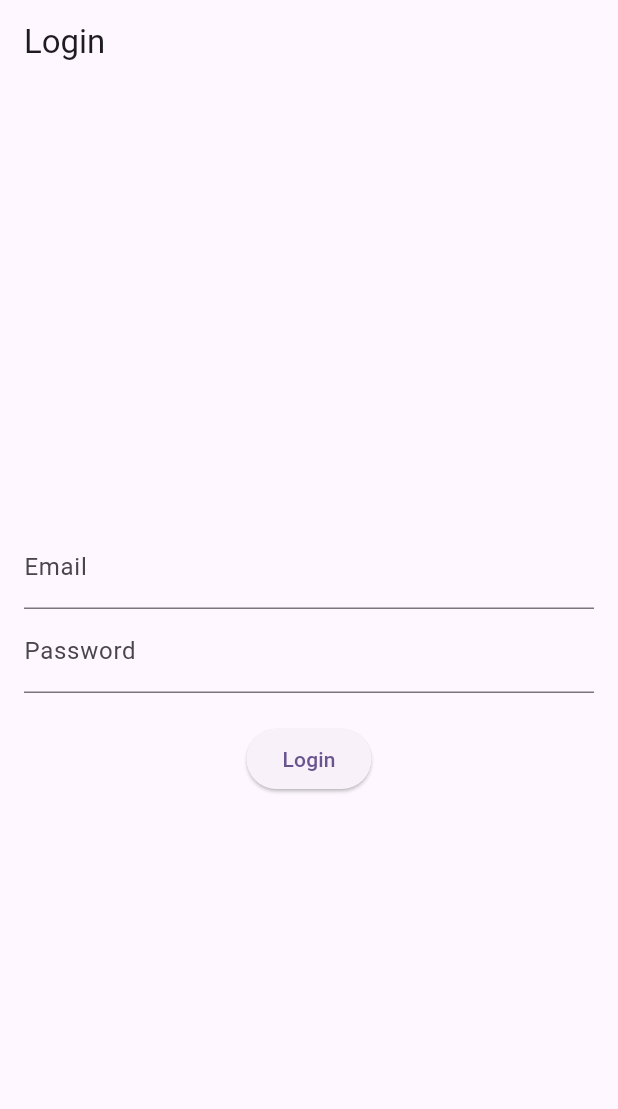
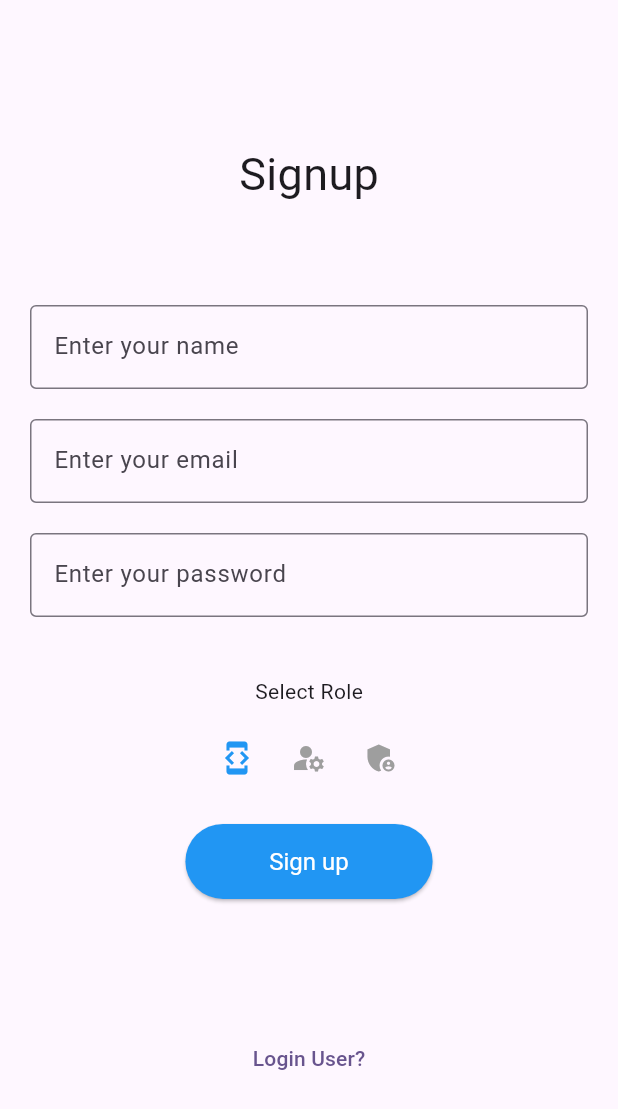
Before and after one commit to rimabouazra/DevelopmentProjectsManager, a Flutter app: the screen it shows after launch, on a phone screen of 412 x 824 dp. Shown: the top 1109 px of the screen. Run offline on Flutter 3.47's test engine with Material 3 defaults, Android fonts, the phone set to English and light mode, and no system bars; our stand-ins replace shared_preferences, table_calendar; missing offline and left inert: dart_date.

Commit message:
Fix token handling and update frontend views

```diff
--- a/frontend/lib/main.dart
+++ b/frontend/lib/main.dart
@@ -5,9 +5,9 @@ import 'package:frontend/provider/ProjectModel.dart';
 import 'package:frontend/provider/TaskModel.dart';
 import 'package:frontend/view/AddTasksView.dart';
 import 'package:frontend/view/ListTasksView.dart';
-import 'package:frontend/view/LoginPage.dart';
 import 'package:frontend/view/SubtasksView.dart';
 import 'package:frontend/view/createProjectView.dart';
+import 'package:frontend/view/signUpPage.dart';
 import 'package:frontend/widget/ListProjectWidget.dart';
 import 'package:provider/provider.dart';
 
@@ -45,7 +45,7 @@ class MyApp extends StatelessWidget {
               task: ModalRoute.of(context)!.settings.arguments as Task,
             ),
       },
-      home: LoginPage(),
+      home: Provider.of<DeveloperModel>(context).user.token.isEmpty ? const SignupPage() : ListProjectsWidget(),
     );
   }
 }
--- a/frontend/lib/model/User.dart
+++ b/frontend/lib/model/User.dart
@@ -1,3 +1,5 @@
+
+import 'dart:convert';
 
 import 'package:flutter/material.dart';
 
@@ -11,6 +13,7 @@ class User  extends ChangeNotifier {
    String idUtilisateur;
    String nomUtilisateur;
    String email;
+   final String token;
    String motDePasse;
    Role role;
   User? currentUser;
@@ -19,9 +22,20 @@ class User  extends ChangeNotifier {
     required this.idUtilisateur,
     required this.nomUtilisateur,
     required this.email,
+    required this.token,
     required this.motDePasse,
     required this.role,
   });
+
+  Map<String, dynamic> toMap() {
+    return {
+      'name': nomUtilisateur,
+      'email': email,
+      'token': token,
+      'password': motDePasse,
+      'role': role.index,
+    };
+  }
 
   bool canCreateProject() {
     return role == Role.Manager;
@@ -37,11 +51,14 @@ class User  extends ChangeNotifier {
 
   factory User.fromJson(Map<String, dynamic> json) {
     return User(
-      idUtilisateur: json['userId'],
+      idUtilisateur: json['_Id'],
       nomUtilisateur: json['name'],
       email: json['email'],
+      token: json['token'] ?? '',
       motDePasse: json['password'],
-      role: Role.values[json['role']],  // Assuming role is passed as an index
+      role: Role.values[json['role']],
     );
   }
+
+  String toJson() => json.encode(toMap());
 }
--- a/frontend/lib/provider/DeveloperModel.dart
+++ b/frontend/lib/provider/DeveloperModel.dart
@@ -1,35 +1,46 @@
+import 'dart:convert';
+
 import 'package:flutter/material.dart';
 import '../model/User.dart';
+import 'package:http/http.dart' as http;
+
 
 class DeveloperModel extends ChangeNotifier {
-  final List<User> developers = [
-    User(
-    idUtilisateur: '1',
-    nomUtilisateur: 'DevUser',
-    email: 'dev@example.com',
-    motDePasse: 'password123',
+  User _user =User(
+    idUtilisateur: '',
+    nomUtilisateur: '',
+    email: '',
+    token: '',
+    motDePasse: '',
     role: Role.Developer,
-  ),
-  User(
-    idUtilisateur: '3',
-    nomUtilisateur: 'AdminUser',
-    email: 'admin@example.com',
-    motDePasse: 'password123',
-    role: Role.Administrator,
-  )
-  ];
+  );
 
-  List<User> getDevelopers() {
-    return developers.where((user) => user.role == 'Developer').toList();
-  }
+  User get user => _user;
 
-  void addDeveloper(User developer) {
-    developers.add(developer);
+   List<User> _developers = [];
+
+  List<User> get developers => _developers;
+
+  void setUser(String userJson) {
+  final Map<String, dynamic> userMap = json.decode(userJson);
+  _user = User.fromJson(userMap);
+  notifyListeners();
+}
+
+  void setUserFromModel(User user) {
+    _user = user;
     notifyListeners();
   }
 
-  void removeDeveloper(String developerId) {
-    developers.removeWhere((dev) => dev.idUtilisateur == developerId);
-    notifyListeners();
+  Future<void> fetchDevelopers() async {
+    final response = await http.get(Uri.parse('http://localhost:3000/developers'));
+
+    if (response.statusCode == 200) {
+      final List<dynamic> data = json.decode(response.body);
+      _developers = data.map((json) => User.fromJson(json)).toList();
+      notifyListeners();
+    } else {
+      throw Exception('Failed to load developers');
+    }
   }
 }
--- /dev/null
+++ b/frontend/lib/view/signUpPage.dart
@@ -0,0 +1,143 @@
+import 'package:flutter/material.dart';
+import 'package:frontend/model/User.dart';
+import 'package:frontend/model/auth_helper.dart';
+import 'package:frontend/view/LoginPage.dart';
+
+
+class SignupPage extends StatefulWidget {
+  const SignupPage({Key? key}) : super(key: key);
+
+  @override
+  State<SignupPage> createState() => _SignupPageState();
+}
+
+class _SignupPageState extends State<SignupPage> {
+  final TextEditingController emailController = TextEditingController();
+  final TextEditingController passwordController = TextEditingController();
+  final TextEditingController nameController = TextEditingController();
+  final AuthHelper authHelper = AuthHelper();
+  Role selectedRole = Role.Developer; // Default role
+
+
+  void signupUser() {
+    authHelper.signUpUser(
+      context: context,
+      email: emailController.text,
+      password: passwordController.text,
+      name: nameController.text,
+      role: selectedRole,
+    );
+  }
+
+  @override
+  Widget build(BuildContext context) {
+    return Scaffold(
+      body: Column(
+        mainAxisAlignment: MainAxisAlignment.center,
+        children: [
+          const Text(
+            "Signup",
+            style: TextStyle(fontSize: 30),
+          ),
+          SizedBox(height: MediaQuery.of(context).size.height * 0.08),
+          Container(
+            margin: const EdgeInsets.symmetric(horizontal: 20),
+             child: TextField(
+              controller: nameController,
+              decoration: const InputDecoration(
+                hintText: 'Enter your name',
+                border: OutlineInputBorder(),
+              ),
+            ),
+          ),
+          const SizedBox(height: 20),
+          Container(
+            margin: const EdgeInsets.symmetric(horizontal: 20),
+            child: TextField(
+              controller: emailController,
+              decoration: const InputDecoration(
+                hintText: 'Enter your email',
+                border: OutlineInputBorder(),
+              ),
+            ),
+          ),
+          const SizedBox(height: 20),
+          Container(
+            margin: const EdgeInsets.symmetric(horizontal: 20),
+             child: TextField(
+              controller: passwordController,
+              decoration: const InputDecoration(
+                hintText: 'Enter your password',
+                border: OutlineInputBorder(),
+              ),
+            ),
+          ),
+          const SizedBox(height: 40),
+          const Text('Select Role'),
+            const SizedBox(height: 10),
+            Row(
+              mainAxisAlignment: MainAxisAlignment.center,
+              children: [
+                IconButton(
+                  icon: const Icon(Icons.developer_mode),
+                  color: selectedRole == Role.Developer ? Colors.blue : Colors.grey,
+                  onPressed: () {
+                    setState(() {
+                      selectedRole = Role.Developer;
+                    });
+                  },
+                ),
+                IconButton(
+                  icon: const Icon(Icons.manage_accounts),
+                  color: selectedRole == Role.Manager ? Colors.blue : Colors.grey,
+                  onPressed: () {
+                    setState(() {
+                      selectedRole = Role.Manager;
+                    });
+                  },
+                ),
+                IconButton(
+                  icon: const Icon(Icons.admin_panel_settings),
+                  color: selectedRole == Role.Administrator ? Colors.blue : Colors.grey,
+                  onPressed: () {
+                    setState(() {
+                      selectedRole = Role.Administrator;
+                    });
+                  },
+                ),
+              ],
+            ),
+            const SizedBox(height: 20),
+          ElevatedButton(
+            onPressed: signupUser,
+            style: ButtonStyle(
+              backgroundColor: WidgetStateProperty.all(Colors.blue),
+              textStyle: WidgetStateProperty.all(
+                const TextStyle(color: Colors.white),
+              ),
+              minimumSize: WidgetStateProperty.all(
+                Size(MediaQuery.of(context).size.width / 2.5, 50),
+              ),
+            ),
+            child: const Text(
+              "Sign up",
+              style: TextStyle(color: Colors.white, fontSize: 16),
+            ),
+          ),
+          SizedBox(height: MediaQuery.of(context).size.height * 0.1),
+          TextButton(
+            onPressed: () {
+              Navigator.push(
+                context,
+                MaterialPageRoute(
+                  builder: (context) => LoginPage(),
+                ),
+              );
+            },
+            child: const Text('Login User?'),
+          ),
+        ],
+      ),
+    );
+  }
+}
--- a/frontend/lib/widget/ListProjectWidget.dart
+++ b/frontend/lib/widget/ListProjectWidget.dart
@@ -1,4 +1,3 @@
-import 'dart:convert';
 import 'package:flutter/material.dart';
 import 'package:frontend/model/auth_helper.dart';
 import 'package:frontend/view/ProjectTasksView.dart';
```
Also changed, not shown: frontend/lib/model/auth_helper.dart (+144 -0 lines), frontend/lib/view/ListTasksView.dart (+22 -2 lines), frontend/lib/view/LoginPage.dart (+8 -37 lines), frontend/lib/view/createProjectView.dart (+9 -2 lines), 2 other files.
